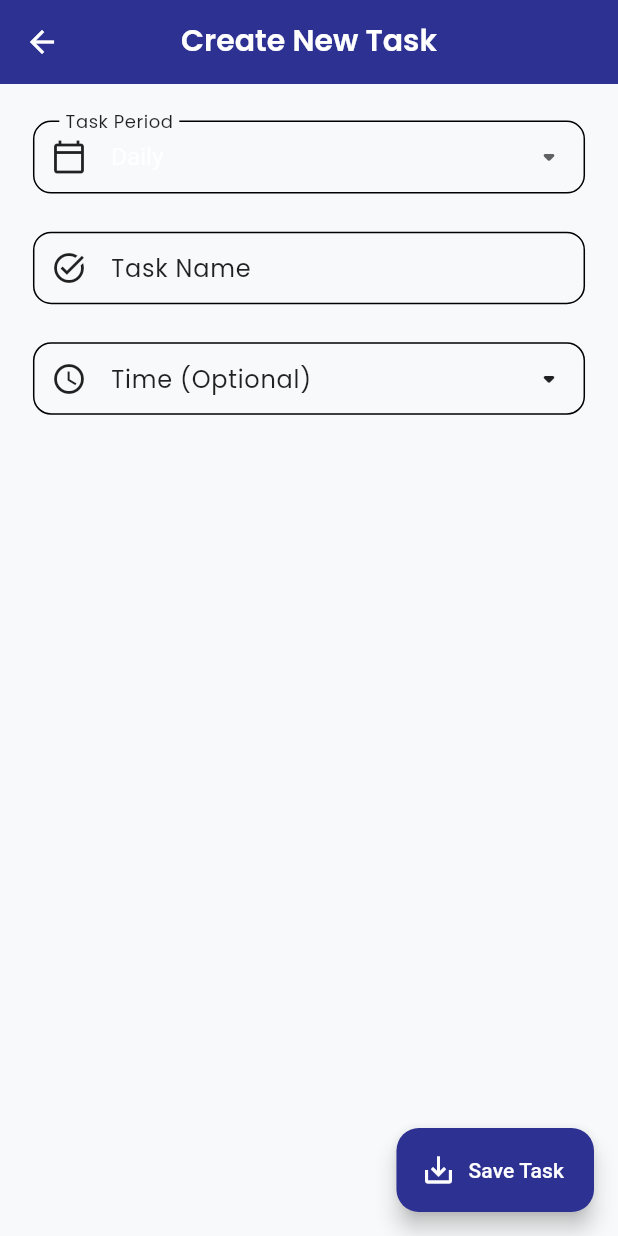
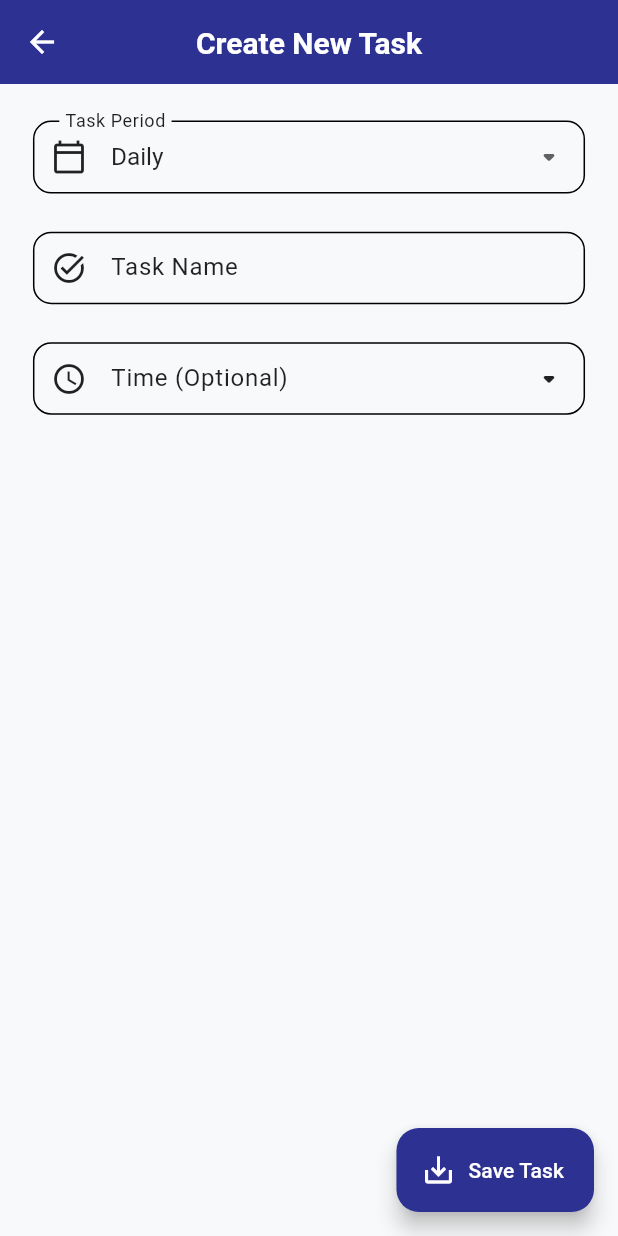
Before and after one commit to Sonderman/Flutter-TaskManager, a Flutter app: the screen it shows after launch, after a tap on the "add" icon, on a phone screen of 412 x 824 dp. Run offline on Flutter 3.47's test engine with Material 3 defaults, Android fonts, the phone set to English and light mode, and no system bars; our stand-ins replace flutter_screenutil, get, get_storage.

Commit message:
feat: Enhance UI and improve task management
This commit introduces several enhancements to the UI and improves task management functionality.

- Updated the app theme to customize text selection colors and use TextStyle instead of GoogleFonts.poppins for titleTextStyle.
- Added bottomNavigationBarTheme to customize the appearance of the bottom navigation bar.
- Added taskChangeCounter to StorageService to notify listeners when tasks change.
- Improved the UI of the bottom navigation bar and task list items in the home view.
- Added error handling to the deleteTask method in HomeController.
- Added a constant for the tasks key in GetStorage.
- Removed the StatefulWidget and initState methods in main.dart.
- Used themeService.currentTheme directly in GetMaterialApp.
- Updated dependencies.

```diff
--- a/lib/app/core/theme/app_theme.dart
+++ b/lib/app/core/theme/app_theme.dart
@@ -1,5 +1,4 @@
 import 'package:flutter/material.dart';
-import 'package:google_fonts/google_fonts.dart';
 
 class AppTheme {
   AppTheme._();
@@ -7,11 +6,15 @@ class AppTheme {
   static ThemeData get lightTheme => ThemeData(
         useMaterial3: true,
         brightness: Brightness.light,
+        textSelectionTheme: TextSelectionThemeData(
+          selectionColor: Color(0xFF2D3192).withOpacity(0.3),
+          selectionHandleColor: Color(0xFF2D3192),
+          cursorColor: Color(0xFF2D3192),
+        ),
         colorScheme: ColorScheme.light(
           primary: Color(0xFF2D3192),
           secondary: Color(0xFF006D77),
           surface: Color(0xFFF8F9FA),
-          background: Color(0xFFFFFFFF),
           onPrimary: Colors.white,
           error: Colors.red[700]!,
           onSurface: Colors.black87,
@@ -21,10 +24,11 @@ class AppTheme {
           backgroundColor: Color(0xFF2D3192),
           foregroundColor: Colors.white,
           elevation: 2,
-          titleTextStyle: GoogleFonts.poppins(
+          titleTextStyle: TextStyle(
             fontSize: 20,
             fontWeight: FontWeight.w600,
             height: 1.3,
+            fontFamily: 'Roboto',
           ),
           iconTheme: IconThemeData(color: Colors.white),
         ),
@@ -45,8 +49,6 @@ class AppTheme {
             fontWeight: FontWeight.w500,
             color: Colors.grey[900],
           ),
-        ).apply(
-          fontFamily: GoogleFonts.poppins().fontFamily,
         ),
         cardTheme: CardTheme(
           elevation: 2,
@@ -63,6 +65,20 @@ class AppTheme {
             borderRadius: BorderRadius.circular(15),
           ),
         ),
+        bottomNavigationBarTheme: BottomNavigationBarThemeData(
+          backgroundColor: ColorScheme.light().surface,
+          selectedItemColor: ColorScheme.light().primary,
+          unselectedItemColor: ColorScheme.light().onSurface.withOpacity(0.6),
+          selectedLabelStyle: TextStyle(
+            fontSize: 13,
+            fontWeight: FontWeight.w600,
+          ),
+          unselectedLabelStyle: TextStyle(
+            fontSize: 12,
+          ),
+          elevation: 8,
+          type: BottomNavigationBarType.fixed,
+        ),
         visualDensity: VisualDensity.adaptivePlatformDensity,
       );
 
@@ -73,7 +89,6 @@ class AppTheme {
           primary: Color(0xFF9BB1FF),
           secondary: Color(0xFF83C5BE),
           surface: Color(0xFF2F2F2F),
-          background: Color(0xFF121212),
           onPrimary: Colors.black87,
           error: Colors.red[300]!,
           onSurface: Colors.white70,
@@ -83,10 +98,11 @@ class AppTheme {
           backgroundColor: Color(0xFF2F2F2F),
           foregroundColor: Colors.white,
           elevation: 2,
-          titleTextStyle: GoogleFonts.poppins(
+          titleTextStyle: TextStyle(
             fontSize: 20,
             fontWeight: FontWeight.w600,
             height: 1.3,
+            fontFamily: 'Roboto',
           ),
           iconTheme: IconThemeData(color: Colors.white),
         ),
@@ -107,8 +123,6 @@ class AppTheme {
             fontWeight: FontWeight.w500,
             color: Colors.white,
           ),
-        ).apply(
-          fontFamily: GoogleFonts.poppins().fontFamily,
         ),
         cardTheme: CardTheme(
           elevation: 2,
@@ -125,6 +139,20 @@ class AppTheme {
             borderRadius: BorderRadius.circular(15),
           ),
         ),
+        bottomNavigationBarTheme: BottomNavigationBarThemeData(
+          backgroundColor: ColorScheme.dark().surface,
+          selectedItemColor: ColorScheme.dark().primary,
+          unselectedItemColor: ColorScheme.dark().onSurface.withOpacity(0.6),
+          selectedLabelStyle: TextStyle(
+            fontSize: 13,
+            fontWeight: FontWeight.w600,
+          ),
+          unselectedLabelStyle: TextStyle(
+            fontSize: 12,
+          ),
+          elevation: 8,
+          type: BottomNavigationBarType.fixed,
+        ),
         visualDensity: VisualDensity.adaptivePlatformDensity,
       );
 }
--- a/lib/app/data/services/storage_service.dart
+++ b/lib/app/data/services/storage_service.dart
@@ -1,6 +1,8 @@
 import 'package:flutter/foundation.dart';
+import 'package:get/get_rx/src/rx_types/rx_types.dart'; // Import RxInt
 import 'package:get_storage/get_storage.dart';
 import 'package:taskmanager/app/data/models/task_model.dart';
+import 'package:taskmanager/app_config.dart';
 
 /// Service class for managing task data persistence using GetStorage.
 ///
@@ -9,8 +11,8 @@ class StorageService {
   /// The GetStorage container instance used for storing tasks.
   late final GetStorage _box;
 
-  /// The key used to store the list of tasks within the GetStorage container.
-  final String _tasksKey = 'tasks';
+  /// Reactive counter to notify listeners of data changes.
+  final RxInt taskChangeCounter = 0.obs;
 
   StorageService() {
     _box = GetStorage();
@@ -22,7 +24,7 @@ class StorageService {
   List<Task> getTasks() {
     // Read the raw data from storage using the _tasksKey.
     // It's expected to be a List<dynamic>, where each element is a Map<String, dynamic>.
-    final List<dynamic>? tasksData = _box.read<List<dynamic>>(_tasksKey);
+    final List<dynamic>? tasksData = _box.read<List<dynamic>>(tasksKey);
 
     if (tasksData != null) {
       try {
@@ -51,7 +53,7 @@ class StorageService {
     // Convert the list of Task objects into a list of JSON maps.
     final List<Map<String, dynamic>> tasksData = tasks.map((task) => task.toJson()).toList();
     // Write the list of maps to storage under the _tasksKey.
-    await _box.write(_tasksKey, tasksData);
+    await _box.write(tasksKey, tasksData);
   }
 
   /// Adds a new task to the storage.
@@ -64,6 +66,8 @@ class StorageService {
     tasks.add(task);
     // Save the updated list back to storage.
     await saveTasks(tasks);
+    // Notify listeners
+    taskChangeCounter.value++;
   }
 
   /// Updates an existing task in the storage.
@@ -80,6 +84,8 @@ class StorageService {
       tasks[index] = task;
       // Save the updated list back to storage.
       await saveTasks(tasks);
+      // Notify listeners
+      taskChangeCounter.value++;
       if (kDebugMode) {
         print('Task updated: ${task.id}');
       }
@@ -100,6 +106,8 @@ class StorageService {
     tasks.removeWhere((t) => t.id == taskId);
     // Save the updated list back to storage.
     await saveTasks(tasks);
+    // Notify listeners
+    taskChangeCounter.value++;
     if (kDebugMode) {
       print('Task deleted: $taskId');
     }
@@ -109,7 +117,9 @@ class StorageService {
   ///
   /// Use with caution as this permanently removes all task data.
   Future<void> clearAllTasks() async {
-    await _box.remove(_tasksKey);
+    await _box.remove(tasksKey);
+    // Notify listeners
+    taskChangeCounter.value++;
     if (kDebugMode) {
       print('All tasks cleared.');
     }
--- a/lib/app/modules/create_task/controllers/create_task_controller.dart
+++ b/lib/app/modules/create_task/controllers/create_task_controller.dart
@@ -1,3 +1,4 @@
+import 'package:flutter/foundation.dart'; // Import for kDebugMode
 import 'package:flutter/material.dart';
 import 'package:get/get.dart';
 import 'package:taskmanager/app/data/models/task_model.dart';
@@ -84,9 +85,10 @@ class CreateTaskController extends GetxController {
         name: nameController.text.trim(), // Get task name from controller
         period: selectedPeriod.value, // Get selected period
         // Include time only if the period is "Daily" and a time was selected.
-        time: selectedPeriod.value == "Daily" && timeController.text.isNotEmpty
-            ? timeController.text
-            : null,
+        time:
+            selectedPeriod.value == "Daily" && timeController.text.isNotEmpty
+                ? timeController.text
+                : null,
         rawTime: DateTime.now().millisecondsSinceEpoch, // Timestamp for sorting
         isDone: false, // New tasks are initially not done
       );
@@ -94,18 +96,18 @@ class CreateTaskController extends GetxController {
       try {
         // Add the task using the storage service.
         await _storageService.addTask(newTask);
-        // Show success message.
+        _storageService.taskChangeCounter.value++;
+        Get.back();
         Get.snackbar(
           'Success',
-          'Task "${newTask.name}" created.',
+          'Task created successfully.',
           snackPosition: SnackPosition.BOTTOM,
           backgroundColor: Colors.green,
           colorText: Colors.white,
         );
-        // Navigate back to the previous screen, indicating success (result: true).
-        Get.back(result: true);
       } catch (e) {
         // Show error message if saving fails.
+        Get.back();
         Get.snackbar(
           'Error',
           'Failed to save task: $e',
@@ -113,10 +115,14 @@ class CreateTaskController extends GetxController {
           backgroundColor: Colors.red,
           colorText: Colors.white,
         );
-        print('Error saving task: $e');
+        if (kDebugMode) {
+          print('Error saving task: $e');
+        }
       }
     } else {
-      print('Form validation failed.');
+      if (kDebugMode) {
+        print('Form validation failed.');
+      }
     }
   }
 
--- a/lib/app/modules/create_task/views/create_task_view.dart
+++ b/lib/app/modules/create_task/views/create_task_view.dart
@@ -13,13 +13,13 @@ class CreateTaskView extends GetView<CreateTaskController> {
   @override
   Widget build(BuildContext context) {
     return Scaffold(
-      appBar: AppBar(
-        title: const Text("Create New Task"),
-        centerTitle: true,
-      ),
+      appBar: AppBar(title: const Text("Create New Task"), centerTitle: true),
       // Floating Action Button to trigger saving the task.
       floatingActionButton: FloatingActionButton.extended(
-        onPressed: controller.saveTask, // Call controller's save method
+        // Make onPressed async and await the controller method
+        onPressed: () async {
+          await controller.saveTask();
+        },
         icon: const Icon(Icons.save_alt_outlined),
         label: const Text("Save Task"),
         tooltip: 'Save Task',
@@ -36,11 +36,9 @@ class CreateTaskView extends GetView<CreateTaskController> {
               // Section for selecting the task period.
               _buildPeriodSelector(),
               SizedBox(height: 25.h), // Responsive spacing
-
               // Section for entering the task name.
               _buildTaskNameInput(),
               SizedBox(height: 25.h), // Responsive spacing
-
               // Section for picking the time (visible only for "Daily" period).
               _buildTimePicker(context),
               SizedBox(height: 80.h), // Add space at the bottom for FAB
@@ -58,22 +56,34 @@ class CreateTaskView extends GetView<CreateTaskController> {
       () => DropdownButtonFormField<String>(
         value: controller.selectedPeriod.value, // Current value from controller
         // List of DropdownMenuItem widgets built from controller.periodOptions.
-        items: controller.periodOptions.map((String period) {
-          return DropdownMenuItem<String>(
-            value: period,
-            child: Text(period),
-          );
-        }).toList(),
+        items:
+            controller.periodOptions.map((String period) {
+              return DropdownMenuItem<String>(
+                value: period,
+                child: Text(
+                  period,
+                  style: TextStyle(color: Get.isDarkMode ? null : Colors.black87),
+                ),
+              );
+            }).toList(),
+        selectedItemBuilder: (BuildContext context) {
+          return controller.periodOptions.map((String period) {
+            return Text(period, style: TextStyle(color: Get.isDarkMode ? null : Colors.black87));
+          }).toList();
+        },
         // Callback function when a new period is selected.
         onChanged: controller.changePeriod,
         // Styling for the dropdown.
         decoration: InputDecoration(
           labelText: 'Task Period',
           prefixIcon: const Icon(Icons.calendar_today_outlined),
-          border:
-              OutlineInputBorder(borderRadius: BorderRadius.circular(12.r)), // Responsive radius
-          contentPadding:
-              EdgeInsets.symmetric(vertical: 12.h, horizontal: 16.w), // Responsive padding
+          border: OutlineInputBorder(
+            borderRadius: BorderRadius.circular(12.r),
+          ), // Responsive radius
+          contentPadding: EdgeInsets.symmetric(
+            vertical: 12.h,
+            horizontal: 16.w,
+          ), // Responsive padding
         ),
         // Style for the dropdown text.
         style: TextStyle(fontSize: 16.sp), // Responsive font size
@@ -87,13 +97,18 @@ class CreateTaskView extends GetView<CreateTaskController> {
   Widget _buildTaskNameInput() {
     return TextFormField(
       controller: controller.nameController, // Link to controller's text controller
+      onTapOutside: (event) {
+        FocusScope.of(Get.context!).unfocus();
+      },
       decoration: InputDecoration(
         labelText: 'Task Name',
         hintText: 'Enter the name of your task',
         prefixIcon: const Icon(Icons.task_alt_outlined),
         border: OutlineInputBorder(borderRadius: BorderRadius.circular(12.r)), // Responsive radius
-        contentPadding:
-            EdgeInsets.symmetric(vertical: 12.h, horizontal: 16.w), // Responsive padding
+        contentPadding: EdgeInsets.symmetric(
+          vertical: 12.h,
+          horizontal: 16.w,
+        ), // Responsive padding
       ),
       style: TextStyle(fontSize: 16.sp), // Responsive font size
       validator: controller.validateTaskName, // Link to controller's validator function
@@ -117,10 +132,13 @@ class CreateTaskView extends GetView<CreateTaskController> {
             hintText: 'Select a time for the task',
             prefixIcon: const Icon(Icons.access_time_outlined),
             suffixIcon: const Icon(Icons.arrow_drop_down_rounded), // Visual cue for picker
-            border:
-                OutlineInputBorder(borderRadius: BorderRadius.circular(12.r)), // Responsive radius
-            contentPadding:
-                EdgeInsets.symmetric(vertical: 12.h, horizontal: 16.w), // Responsive padding
+            border: OutlineInputBorder(
+              borderRadius: BorderRadius.circular(12.r),
+            ), // Responsive radius
+            contentPadding: EdgeInsets.symmetric(
+              vertical: 12.h,
+              horizontal: 16.w,
+            ), // Responsive padding
           ),
           style: TextStyle(fontSize: 16.sp), // Responsive font size
         ),
--- a/lib/app/modules/home/bindings/home_binding.dart
+++ b/lib/app/modules/home/bindings/home_binding.dart
@@ -15,9 +15,7 @@ class HomeBinding extends Bindings {
     // via Get.find<HomeController>(). This is efficient for resources.
     // If the controller needs to be available immediately upon route loading,
     // use Get.put(HomeController()) instead.
-    Get.lazyPut<HomeController>(
-      () => HomeController(),
-    );
+    Get.lazyPut<HomeController>(() => HomeController());
 
     // If the HomeController depended on other services specific to this module,
     // they could be initialized here as well.
--- a/lib/app/modules/home/controllers/home_controller.dart
+++ b/lib/app/modules/home/controllers/home_controller.dart
@@ -46,10 +46,17 @@ class HomeController extends GetxController with GetSingleTickerProviderStateMix
     tabController.addListener(_filterTasks);
     // Add a listener to the list of all tasks. If the underlying data changes
     // (e.g., after adding/deleting a task), refilter the list.
-    _allTasks.listen((_) => _filterTasks());
+    // _allTasks.listen((_) => _filterTasks()); // This listener might be redundant now
+
     // Add a listener to the bottom navigation index to refilter when switching
     // between active and finished tasks.
     currentBottomNavIndex.listen((_) => _filterTasks());
+
+    // --- NEW: Listen to changes in StorageService ---
+    _storageService.taskChangeCounter.listen((_) {
+      _loadTasks();
+    });
+    // --- END NEW ---
   }
 
   @override
@@ -62,6 +69,7 @@ class HomeController extends GetxController with GetSingleTickerProviderStateMix
   /// Loads all tasks from the StorageService into the reactive [_allTasks] list.
   void _loadTasks() {
     _allTasks.assignAll(_storageService.getTasks());
+
     // Initial filtering after loading tasks.
     _filterTasks(); // Call filter initially
   }
@@ -76,9 +84,12 @@ class HomeController extends GetxController with GetSingleTickerProviderStateMix
     final String selectedPeriod = periods[tabController.index];
 
     // Filter the tasks and update the reactive list.
-    filteredTasks.assignAll(_allTasks.where((task) {
+    final List<Task> currentlyFiltered =
+        _allTasks.where((task) {
           return task.isDone == isFinished && task.period == selectedPeriod;
-    }).toList());
+        }).toList();
+
+    filteredTasks.assignAll(currentlyFiltered);
   }
 
   /// Changes the selected index of the bottom navigation bar.
@@ -127,7 +138,9 @@ class HomeController extends GetxController with GetSingleTickerProviderStateMix
       textCancel: "Cancel",
       textConfirm: "Delete",
       confirmTextColor: Colors.white,
+      buttonColor: Colors.red,
       onConfirm: () async {
+        try {
           Get.back(); // Close the dialog first
           await _storageService.deleteTask(taskId);
           // Remove the task from the _allTasks list to trigger the listener and refilter.
@@ -139,22 +152,29 @@ class HomeController extends GetxController with GetSingleTickerProviderStateMix
             backgroundColor: Colors.red,
             colorText: Colors.white,
           );
+        } catch (e) {
+          // Handle any errors that occur during deletion
+          Get.snackbar(
+            'Error',
+            'An error occurred while deleting "$taskName": ${e.toString()}',
+            snackPosition: SnackPosition.BOTTOM,
+            backgroundColor: Colors.red,
+            colorText: Colors.white,
+          );
+        } finally {
+          // Ensure the dialog is always closed
+          Get.back();
+        }
       },
     );
   }
 
   /// Navigates to the Create Task screen.
   ///
-  /// Uses GetX navigation. Refreshes the task list when returning
-  /// if a new task might have been added.
-  void goToCreateTask() async {
-    // Navigate to the create task route.
-    var result = await Get.toNamed(AppRoutes.createTask);
-    // If the CreateTask screen indicates a task was added (e.g., returns true),
-    // reload the tasks.
-    if (result == true) {
-      _loadTasks();
-    }
+  /// Uses GetX navigation.
+  /// Task list refresh is now handled reactively by listening to StorageService.
+  void goToCreateTask() {
+    Get.toNamed(AppRoutes.createTask);
   }
 
   /// Navigates to the Settings screen.
--- a/lib/app/modules/home/views/home_view.dart
+++ b/lib/app/modules/home/views/home_view.dart
@@ -1,7 +1,6 @@
 import 'package:flutter/material.dart';
 import 'package:flutter_screenutil/flutter_screenutil.dart';
 import 'package:get/get.dart';
-import 'package:google_fonts/google_fonts.dart';
 import 'package:taskmanager/app/data/models/task_model.dart';
 import 'package:taskmanager/app/modules/home/controllers/home_controller.dart';
 
@@ -37,6 +36,11 @@ class HomeView extends GetView<HomeController> {
         child: Column(
           children: [
             TabBar(
+              labelColor: Theme.of(context).brightness == Brightness.dark ? Colors.white : null,
+              indicatorColor:
+                  Theme.of(context).brightness == Brightness.dark ? Colors.orange : null,
+              dividerHeight: 1.sp,
+              indicatorWeight: 4.sp,
               controller: controller.tabController, // Link to the controller's TabController
               tabs: controller.periods
                   .map((period) => _buildTabItem(period)) // Build tabs dynamically
@@ -66,28 +70,33 @@ class HomeView extends GetView<HomeController> {
         () => BottomNavigationBar(
           currentIndex: controller.currentBottomNavIndex.value,
           onTap: controller.changeBottomNavIndex,
-          iconSize: 34, // Increased icon size
-          selectedItemColor: Get.theme.colorScheme.primary.withOpacity(0.9), // More vibrant color
-          unselectedItemColor: Colors.grey.shade700, // Higher contrast
+          iconSize: 40, // Increased icon size
+          selectedItemColor: Theme.of(context).brightness == Brightness.dark ? Colors.orange : null,
+          unselectedItemColor: Theme.of(context).bottomNavigationBarTheme.unselectedItemColor,
           selectedLabelStyle: TextStyle(
-            fontSize: 15.sp,
-            fontWeight: FontWeight.w900, // Extra bold
-            letterSpacing: 0.8,
-            shadows: [Shadow(color: Colors.black12, blurRadius: 2)], // Subtle text shadow
+            fontSize: 16,
+            fontWeight: FontWeight.bold,
           ),
           unselectedLabelStyle: TextStyle(
-            fontSize: 13.sp,
-            fontWeight: FontWeight.w600, // Semi-bold for unselected
+            fontSize: 14,
           ),
           elevation: 8, // Add shadow to bar
           type: BottomNavigationBarType.fixed, // Better visual consistency
-          items: const [
+          items: [
             BottomNavigationBarItem(
-              icon: Icon(Icons.list_alt),
+              icon: Icon(Icons.list_alt, color: Get.theme.colorScheme.onSurface.withOpacity(0.6)),
+              activeIcon: Icon(Icons.list_alt,
+                  color: Theme.of(context).brightness == Brightness.dark
+                      ? Colors.white
+                      : Get.theme.colorScheme.primary),
               label: "Active",
             ),
             BottomNavigationBarItem(
-              icon: Icon(Icons.done_all),
+              icon: Icon(Icons.done_all, color: Get.theme.colorScheme.onSurface.withOpacity(0.6)),
+              activeIcon: Icon(Icons.done_all,
+                  color: Theme.of(context).brightness == Brightness.dark
+                      ? Colors.white
+                      : Get.theme.colorScheme.primary),
               label: "Finished",
             ),
           ],
@@ -103,7 +112,11 @@ class HomeView extends GetView<HomeController> {
     return Tab(
       child: Text(
         name,
-        style: GoogleFonts.pangolin(fontSize: 18.sp), // Responsive font size
+        style: TextStyle(
+          fontSize: 18.sp,
+          fontFamily: 'Roboto',
+          fontWeight: FontWeight.w500,
+        ),
       ),
     );
   }
@@ -202,7 +215,13 @@ class HomeView extends GetView<HomeController> {
                 )
               : null,
           // Trailing delete icon (visual cue, action handled by Dismissible)
-          trailing: Icon(Icons.delete_outline, color: Colors.grey[400]),
+          trailing: Builder(
+            builder: (context) => Icon(
+              Icons.delete_outline,
+              color:
+                  Theme.of(context).brightness == Brightness.light ? Colors.red : Colors.grey[400],
+            ),
+          ),
         ),
       ),
     );
--- a/lib/app/routes/app_routes.dart
+++ b/lib/app/routes/app_routes.dart
@@ -7,11 +7,7 @@ abstract class AppRoutes {
   // Route name for the main home screen (usually contains the bottom navigation).
   static const home = '/home';
   // Route name for the screen to create a new task.
-  static const createTask = '/create-task';
+  static const createTask = '/create_task';
   // Route name for the settings screen.
   static const settings = '/settings';
-
-  // Potential future routes can be added here, e.g.:
-  // static const TASK_DETAIL = '/task-detail';
-  // static const PROFILE = '/profile';
 }
--- /dev/null
+++ b/lib/app_config.dart
@@ -0,0 +1,2 @@
+/// The key used to store the list of tasks within the GetStorage container.
+const String tasksKey = 'tasks';
--- a/lib/main.dart
+++ b/lib/main.dart
@@ -27,24 +27,8 @@ Future<void> setUpServices() async {
   Get.put<StorageService>(StorageService(), permanent: true);
 }
 
-/// The root widget of the application.
-///
-/// Sets up ScreenUtil for responsive UI and GetMaterialApp for state management,
-/// routing, and theme handling based on GetX.
-class MyApp extends StatefulWidget {
+class MyApp extends StatelessWidget {
   const MyApp({super.key});
-
-  @override
-  State<MyApp> createState() => _MyAppState();
-}
-
-class _MyAppState extends State<MyApp> {
-  @override
-  void initState() {
-    super.initState();
-    // Ensure services are initialized before building the widget
-    Get.find<ThemeService>();
-  }
 
   @override
   Widget build(BuildContext context) {
@@ -57,21 +41,16 @@ class _MyAppState extends State<MyApp> {
       minTextAdapt: true, // Adapt text size based on screen constraints
       splitScreenMode: true, // Support split screen mode
       builder: (context, child) {
-        return Obx(() {
-          final themeService = Get.find<ThemeService>();
-          return GetMaterialApp(
-            title: 'Task Manager', // Application title
-            debugShowCheckedModeBanner: false, // Hide the debug banner
-            // --- Theme Configuration ---
-            theme: AppTheme.lightTheme, // Define the light theme
-            darkTheme: AppTheme.darkTheme, // Define the dark theme
-            // Use the theme mode from ThemeService reactively
-            themeMode: themeService.themeMode.value,
-            // --- Routing Configuration ---
-            initialRoute: AppPages.initial, // Define the starting route
-            getPages: AppPages.routes, // Define all available routes/pages
-          );
-        });
+        final themeService = Get.find<ThemeService>();
+        return GetMaterialApp(
+          title: 'Task Manager',
+          debugShowCheckedModeBanner: false,
+          theme: AppTheme.lightTheme,
+          darkTheme: AppTheme.darkTheme,
+          themeMode: themeService.currentTheme,
+          initialRoute: AppPages.initial,
+          getPages: AppPages.routes,
+        );
       },
     );
   }
--- a/pubspec.yaml
+++ b/pubspec.yaml
@@ -6,7 +6,7 @@ publish_to: 'none' # Remove this line if you wish to publish to pub.dev
 version: 1.0.3+5
 
 environment:
-  sdk: '>=3.0.0 <4.0.0' # Updated SDK constraint for broader compatibility
+  sdk: 3.7.2
 
 
 dependencies:
@@ -17,9 +17,7 @@ dependencies:
   get: ^4.7.2
   get_storage: ^2.1.1 # Local storage solution
   flutter_screenutil: ^5.9.3 # Responsive UI toolkit
-  # Kept packages
   uuid: ^4.5.1 # For generating unique task IDs
-  google_fonts: ^6.2.1 # For custom fonts (can be reviewed later)
 
 dev_dependencies:
   flutter_test:
```
Also changed, not shown: pubspec.lock. Lines whose indentation alone changed are shown as unchanged.
